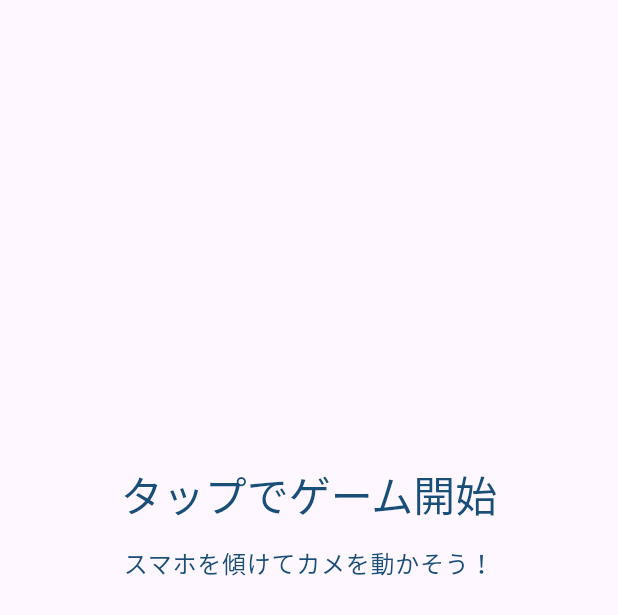
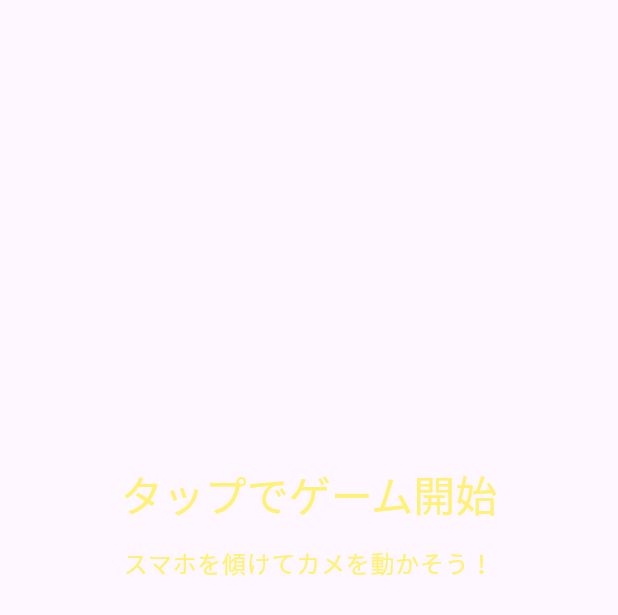
Before and after one commit to miyasic/turtle-escape, a Flutter app: the OverlayScreen widget shown alone on an empty page, opened directly, on a phone screen of 412 x 824 dp. Shown: the top 615 px of the screen. Run offline on Flutter 3.47's test engine with Material 3 defaults, Android fonts, the phone set to English and light mode, and no system bars; drawn by our look-alikes of flutter_animate; our stand-ins replace flutter_svg, go_router, google_fonts, hooks_riverpod, lottie, riverpod_annotation and 1 more; missing offline and left inert: flame, flutter_google_wallet, roggle; generated files the repository leaves out were written again; key blocks and very long unbroken strings in the code were emptied for the run.

Commit message:
Update overlay screen and score card styles

```diff
--- a/lib/presentation/components/overlay_screen.dart
+++ b/lib/presentation/components/overlay_screen.dart
@@ -27,7 +27,9 @@ class OverlayScreen extends StatelessWidget {
           const SizedBox(height: 16),
           Text(
             subtitle,
-            style: Theme.of(context).textTheme.bodyLarge,
+            style: Theme.of(context).textTheme.bodyLarge?.copyWith(
+                  color: Colors.yellow.shade300,
+                ),
             textAlign: TextAlign.center,
           )
               .animate(onPlay: (controller) => controller.repeat())
--- a/lib/presentation/game_app.dart
+++ b/lib/presentation/game_app.dart
@@ -29,8 +29,8 @@ class _GameAppState extends State<GameApp> {
       theme: ThemeData(
         useMaterial3: true,
         textTheme: GoogleFonts.delaGothicOneTextTheme().apply(
-          bodyColor: const Color(0xff184e77),
-          displayColor: const Color(0xff184e77),
+          bodyColor: const Color.fromARGB(255, 24, 78, 119),
+          displayColor: Colors.yellow.shade300,
         ),
       ),
       home: Scaffold(
```
Also changed, not shown: lib/presentation/components/score_card.dart (+13 -1 lines).
